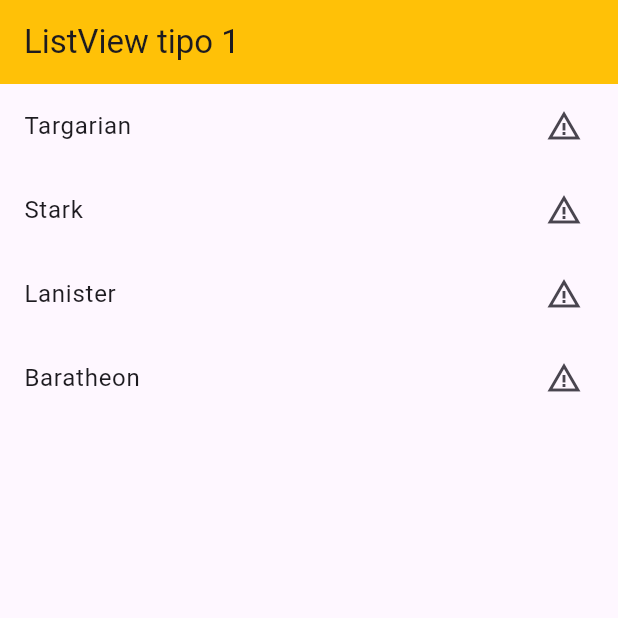
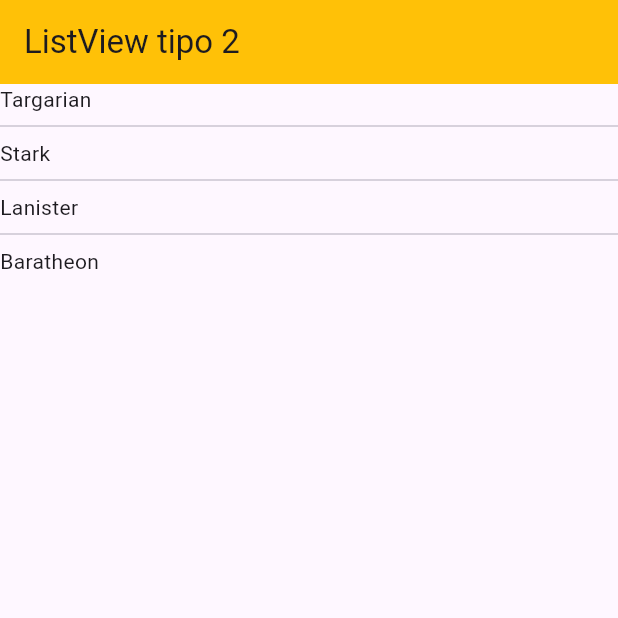
Before and after one commit to oteros2/fl_components, a Flutter app: the screen it shows after launch, on a phone screen of 412 x 824 dp, the top half of it. Run offline on Flutter 3.47's test engine with Material 3 defaults, Android fonts, the light colour scheme and no system bars.

Commit message:
listview2

```diff
--- a/lib/main.dart
+++ b/lib/main.dart
@@ -1,4 +1,5 @@
 import 'package:fl_componentes/screens/listview1_screen.dart';
+import 'package:fl_componentes/screens/listview2_screen.dart';
 import 'package:flutter/material.dart';
 
 void main() => runApp(const MyApp());
@@ -11,7 +12,7 @@ class MyApp extends StatelessWidget {
     return const MaterialApp(
       debugShowCheckedModeBanner: false,
       title: 'Material App',
-      home: Listview1Screen()
+      home: Listview2Screen()
     );
   }
 }
--- /dev/null
+++ b/lib/screens/listview2_screen.dart
@@ -0,0 +1,22 @@
+import 'package:flutter/material.dart';
+
+class Listview2Screen extends StatelessWidget {
+
+final options = const['Targarian', 'Stark', 'Lanister', 'Baratheon'];
+
+  const Listview2Screen({super.key});
+
+  @override
+  Widget build(BuildContext context) {
+    return Scaffold(
+      appBar: AppBar(
+        title: const Text('ListView tipo 2'),
+        backgroundColor: Colors.amber,
+      ),
+      body: ListView.separated(
+        itemBuilder: (context, index) => Text(options[index]),
+        separatorBuilder: (context, index) => const Divider(),
+        itemCount: options.length)
+    );
+  }
+}
```
